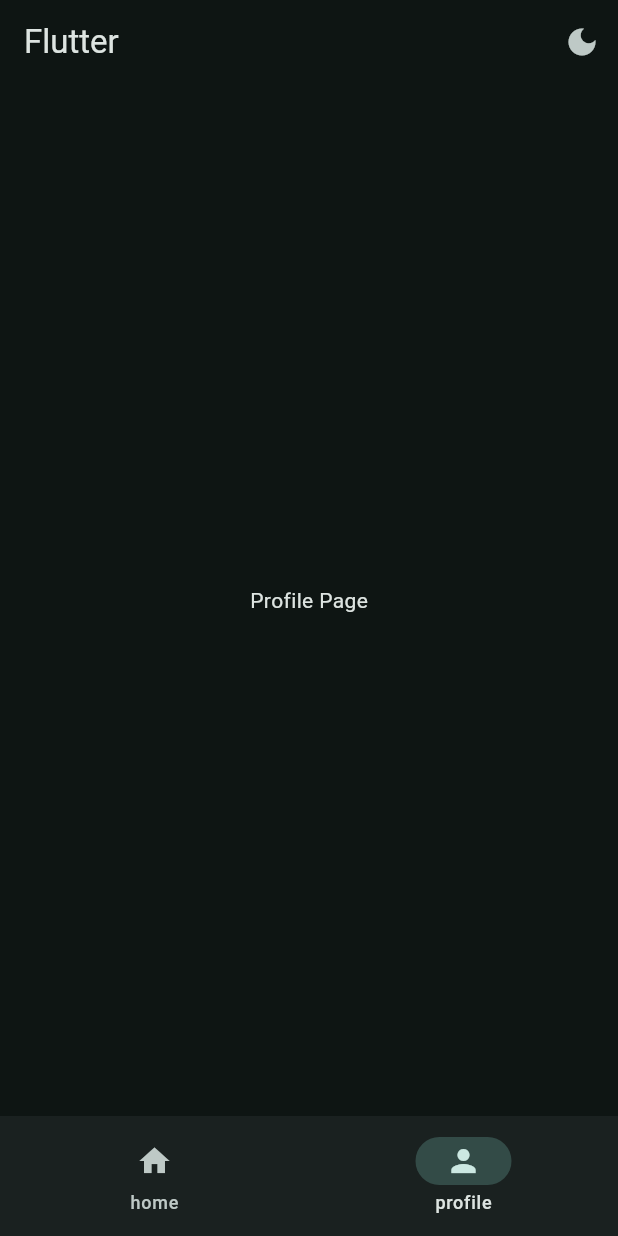
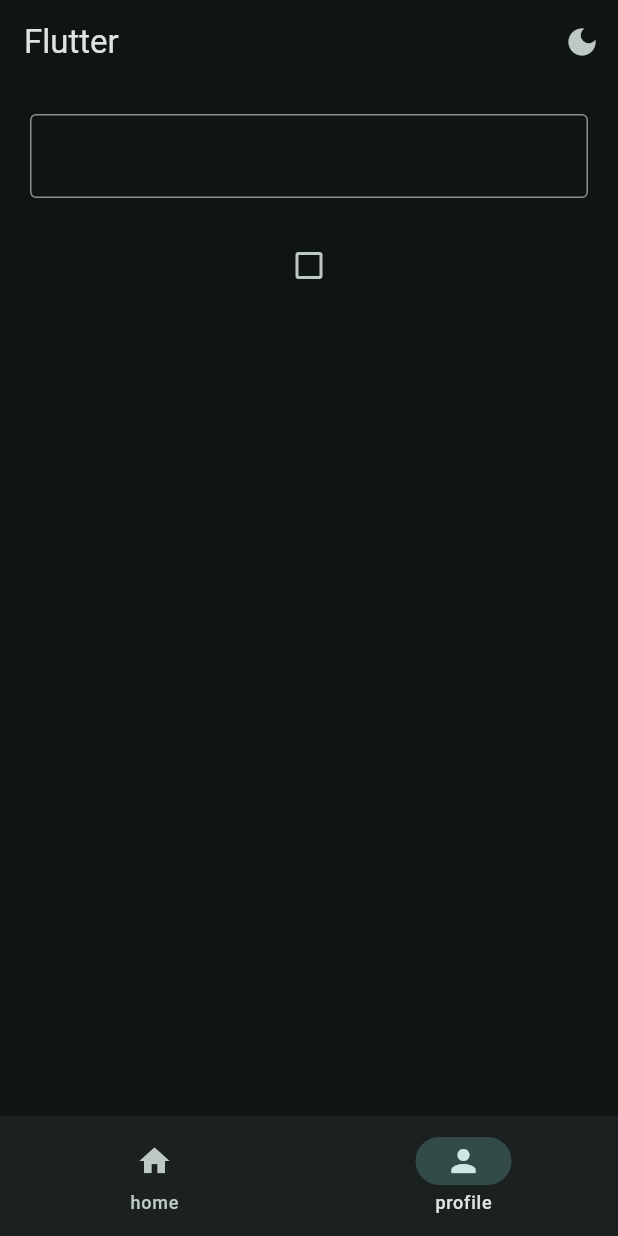
Before and after one commit to difunk/FLUTTER-PLAYGROUND-APP, a Flutter app: the screen it shows after launch, item 2 of the bottom bar chosen, on a phone screen of 412 x 824 dp. Run offline on Flutter 3.47's test engine with Material 3 defaults, Android fonts, the phone set to English and light mode, and no system bars.

Commit message:
TextEditingController

```diff
--- a/lib/views/pages/profile_page.dart
+++ b/lib/views/pages/profile_page.dart
@@ -1,10 +1,33 @@
 import 'package:flutter/material.dart';
 
-class ProfilePage extends StatelessWidget {
+class ProfilePage extends StatefulWidget {
   const ProfilePage({super.key});
 
   @override
+  State<ProfilePage> createState() => _ProfilePageState();
+}
+
+class _ProfilePageState extends State<ProfilePage> {
+  TextEditingController controller = TextEditingController();
+  bool isChecked = false;
+
+  @override
   Widget build(BuildContext context) {
-    return Center(child: Text("Profile Page"));
+    return Padding(
+      padding: const EdgeInsets.all(20.0),
+      child: Column(
+        children: [
+          TextField(
+            controller: controller,
+            decoration: InputDecoration(border: OutlineInputBorder()),
+            onEditingComplete: () {
+              setState(() {});
+            },
+          ),
+          Text(controller.text),
+          Checkbox(value: isChecked, onChanged:(value) => ,),
+        ],
+      ),
+    );
   }
 }
```
